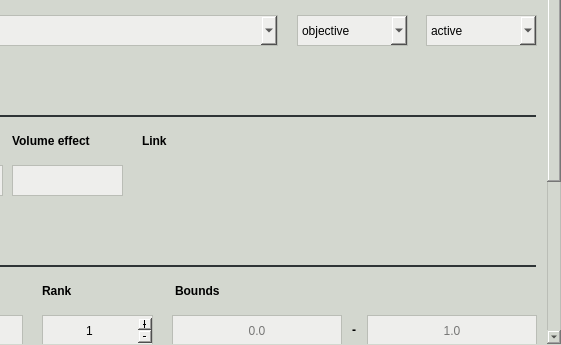
Above: pyanno4rt/gui/designs/components/lq_poisson_tcp_window.ui from pyanno4rt/pyanno4rt before the change; both pictures show x 159 to 720 and y 86 to 431 of the 720 by 431 pixel window. Below: the same form after it.
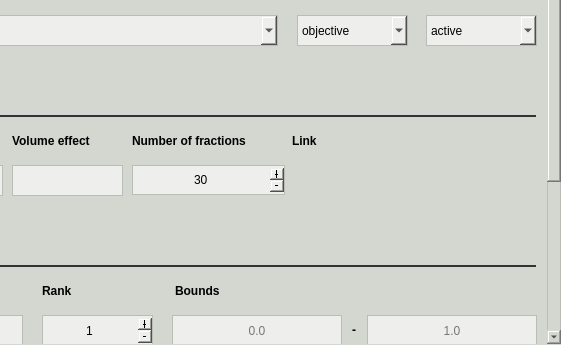
That is the form after the change.

Commit message: Reworked GUI for new class-based setup (still missing .py export functionality and proper testing)

```diff
--- a/pyanno4rt/gui/designs/components/lq_poisson_tcp_window.ui
+++ b/pyanno4rt/gui/designs/components/lq_poisson_tcp_window.ui
@@ -324,9 +324,9 @@
      <widget class="QLabel" name="link_label">
       <property name="geometry">
        <rect>
-        <x>290</x>
+        <x>440</x>
         <y>210</y>
-        <width>391</width>
+        <width>241</width>
         <height>31</height>
        </rect>
       </property>
@@ -792,14 +792,88 @@
      <widget class="QWidget" name="horizontalLayoutWidget">
       <property name="geometry">
        <rect>
-        <x>290</x>
+        <x>440</x>
         <y>250</y>
-        <width>391</width>
+        <width>241</width>
         <height>31</height>
        </rect>
       </property>
       <layout class="QHBoxLayout" name="segment_link_layout"/>
      </widget>
+     <widget class="QSpinBox" name="nfx_sbox">
+      <property name="geometry">
+       <rect>
+        <x>280</x>
+        <y>250</y>
+        <width>153</width>
+        <height>30</height>
+       </rect>
+      </property>
+      <property name="sizePolicy">
+       <sizepolicy hsizetype="Fixed" vsizetype="Fixed">
+        <horstretch>0</horstretch>
+        <verstretch>0</verstretch>
+       </sizepolicy>
+      </property>
+      <property name="minimumSize">
+       <size>
+        <width>153</width>
+        <height>30</height>
+       </size>
+      </property>
+      <property name="maximumSize">
+       <size>
+        <width>153</width>
+        <height>30</height>
+       </size>
+      </property>
+      <property name="cursor">
+       <cursorShape>IBeamCursor</cursorShape>
+      </property>
+      <property name="styleSheet">
+       <string notr="true">color: rgb(0, 0, 0);
+background-color: rgb(238, 238, 236);
+border: 1px solid;
+border-color: rgb(186, 189, 182);</string>
+      </property>
+      <property name="alignment">
+       <set>Qt::AlignCenter</set>
+      </property>
+      <property name="buttonSymbols">
+       <enum>QAbstractSpinBox::PlusMinus</enum>
+      </property>
+      <property name="minimum">
+       <number>1</number>
+      </property>
+      <property name="maximum">
+       <number>1000</number>
+      </property>
+      <property name="value">
+       <number>30</number>
+      </property>
+     </widget>
+     <widget class="QLabel" name="nfx_label">
+      <property name="geometry">
+       <rect>
+        <x>280</x>
+        <y>210</y>
+        <width>151</width>
+        <height>31</height>
+       </rect>
+      </property>
+      <property name="font">
+       <font>
+        <weight>75</weight>
+        <bold>true</bold>
+       </font>
+      </property>
+      <property name="styleSheet">
+       <string notr="true">border: 0px solid;</string>
+      </property>
+      <property name="text">
+       <string>Number of fractions</string>
+      </property>
+     </widget>
     </widget>
    </widget>
   </widget>
```
The commit also changes 95 other files.
